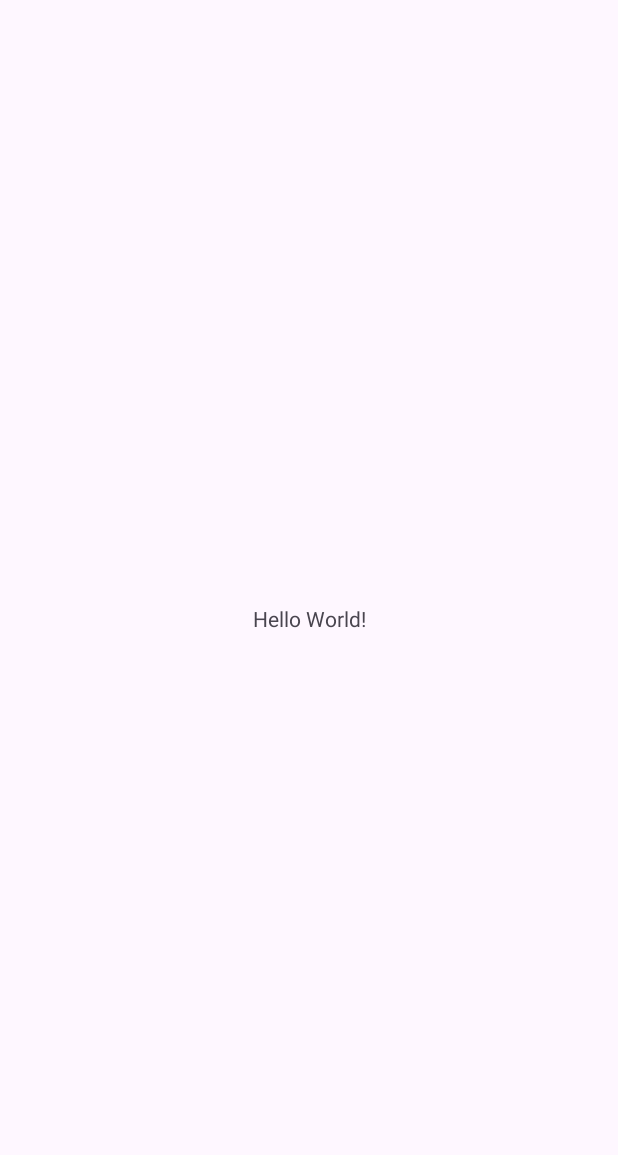
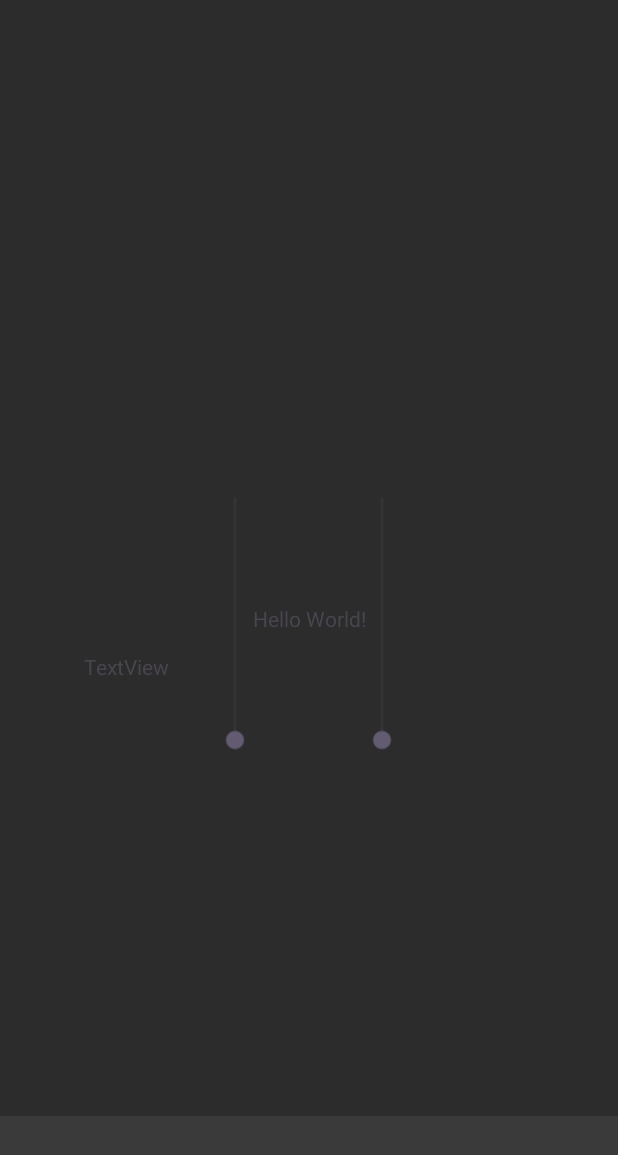
Before and after one commit to srichards43/audio-mixing-app, an Android app: the screen it shows after launch (MainActivity), on a phone screen of 412 x 824 dp. Before the commit the part shown is almost empty. Shown: the top 1155 px of the screen. Run offline under Robolectric (Android 15) with nearby library versions, the phone set to English and light mode, and no system bars.

Commit message:
Basic sliders with volume displays

```diff
--- a/app/src/main/java/com/example/audiomixer/MainActivity.java
+++ b/app/src/main/java/com/example/audiomixer/MainActivity.java
@@ -1,6 +1,8 @@
 package com.example.audiomixer;
 
 import android.os.Bundle;
+import android.widget.SeekBar;
+import android.widget.TextView;
 
 import androidx.activity.EdgeToEdge;
 import androidx.appcompat.app.AppCompatActivity;
@@ -10,11 +12,47 @@ import androidx.core.view.WindowInsetsCompat;
 
 public class MainActivity extends AppCompatActivity {
 
+    SeekBar songVolBar;
+    TextView songVolLabel;
+    SeekBar ambienceVolBar;
+
+    // Add event listeners
+    SeekBar.OnSeekBarChangeListener volumeListener = new SeekBar.OnSeekBarChangeListener() {
+        @Override
+        public void onProgressChanged(SeekBar seekBar, int progress, boolean bool) {
+            TextView label = null;
+            if (seekBar == songVolBar) {
+                label = songVolLabel;
+            } else if (seekBar == ambienceVolBar) {
+                label = null; // temp
+            }
+
+            label.setText("" + progress); // Convert to string
+        }
+
+        public void onStartTrackingTouch(SeekBar seekBar) {
+
+        }
+
+        public void onStopTrackingTouch(SeekBar seekbar) {
+
+        }
+    };
+
     @Override
     protected void onCreate(Bundle savedInstanceState) {
         super.onCreate(savedInstanceState);
         EdgeToEdge.enable(this);
         setContentView(R.layout.activity_main);
+
+        // Find ids
+        songVolBar = findViewById(R.id.songVolumeBar);
+        songVolLabel = findViewById(R.id.songVolumeLabel);
+        ambienceVolBar = findViewById(R.id.ambienceVolumeBar);
+
+        // Add listeners
+        songVolBar.setOnSeekBarChangeListener(volumeListener);
+
         ViewCompat.setOnApplyWindowInsetsListener(findViewById(R.id.main), (v, insets) -> {
             Insets systemBars = insets.getInsets(WindowInsetsCompat.Type.systemBars());
             v.setPadding(systemBars.left, systemBars.top, systemBars.right, systemBars.bottom);
--- a/app/src/main/res/layout/activity_main.xml
+++ b/app/src/main/res/layout/activity_main.xml
@@ -5,15 +5,67 @@
     android:id="@+id/main"
     android:layout_width="match_parent"
     android:layout_height="match_parent"
+    android:background="#2C2C2C"
     tools:context=".MainActivity">
 
     <TextView
+        android:id="@+id/textView4"
         android:layout_width="wrap_content"
         android:layout_height="wrap_content"
+        android:background="#00FFF7F7"
         android:text="Hello World!"
         app:layout_constraintBottom_toBottomOf="parent"
         app:layout_constraintEnd_toEndOf="parent"
         app:layout_constraintStart_toStartOf="parent"
         app:layout_constraintTop_toTopOf="parent" />
 
+    <androidx.constraintlayout.widget.ConstraintLayout
+        android:id="@+id/volumeControls"
+        android:layout_width="300dp"
+        android:layout_height="366dp"
+        app:layout_constraintBottom_toBottomOf="parent"
+        app:layout_constraintDimensionRatio="1:1"
+        app:layout_constraintEnd_toEndOf="parent"
+        app:layout_constraintStart_toStartOf="parent"
+        app:layout_constraintTop_toTopOf="parent">
+
+        <SeekBar
+            android:id="@+id/songVolumeBar"
+            android:layout_width="194dp"
+            android:layout_height="44dp"
+            android:layout_marginStart="4dp"
+            android:rotation="-90"
+            app:layout_constraintBottom_toBottomOf="parent"
+            app:layout_constraintStart_toStartOf="parent"
+            app:layout_constraintTop_toTopOf="parent" />
+
+        <SeekBar
+            android:id="@+id/ambienceVolumeBar"
+            android:layout_width="194dp"
+            android:layout_height="44dp"
+            android:layout_marginEnd="4dp"
+            android:rotation="-90"
+            app:layout_constraintBottom_toBottomOf="parent"
+            app:layout_constraintEnd_toEndOf="parent"
+            app:layout_constraintTop_toTopOf="parent" />
+
+        <TextView
+            android:id="@+id/songVolumeLabel"
+            android:layout_width="wrap_content"
+            android:layout_height="wrap_content"
+            android:text="TextView"
+            app:layout_constraintTop_toBottomOf="@+id/songVolumeBar"
+            tools:layout_editor_absoluteX="71dp" />
+    </androidx.constraintlayout.widget.ConstraintLayout>
+
+    <com.google.android.material.bottomappbar.BottomAppBar
+        android:id="@+id/bottomAppBar"
+        android:layout_width="0dp"
+        android:layout_height="wrap_content"
+        android:layout_gravity="bottom"
+        app:backgroundTint="#3A3A3A"
+        app:layout_constraintBottom_toBottomOf="parent"
+        app:layout_constraintEnd_toEndOf="parent"
+        app:layout_constraintStart_toStartOf="parent" />
+
 </androidx.constraintlayout.widget.ConstraintLayout>
```
Also changed, not shown: 1 other file.
